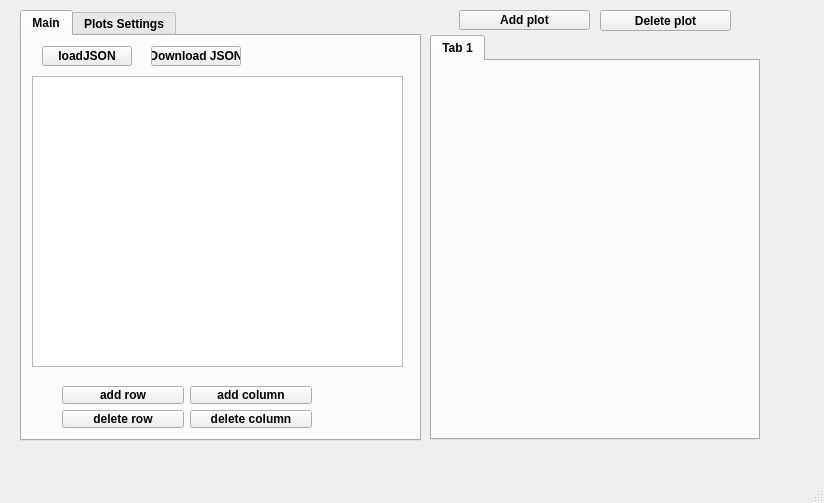
Old version of the form main/mainwindow.ui in the repository Kirikus/2024_Experiments.
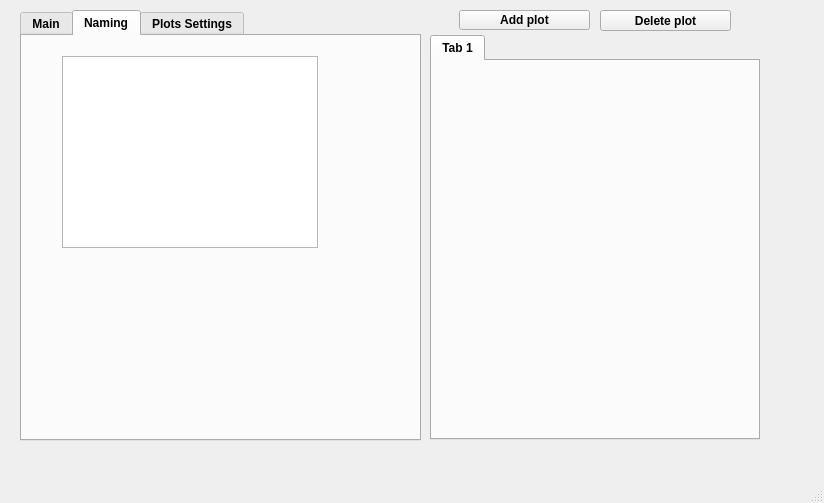
New version of the form. Custom widgets are drawn as their Qt base class.

Commit message: create NamingTab

```diff
--- a/main/mainwindow.ui
+++ b/main/mainwindow.ui
@@ -60,7 +60,7 @@
      </rect>
     </property>
     <property name="currentIndex">
-     <number>0</number>
+     <number>1</number>
     </property>
     <widget class="QWidget" name="MainTab">
      <attribute name="title">
@@ -107,7 +107,7 @@
         <x>40</x>
         <y>350</y>
         <width>250</width>
-        <height>42</height>
+        <height>56</height>
        </rect>
       </property>
       <layout class="QGridLayout" name="gridLayout">
@@ -155,6 +155,24 @@
       </property>
      </widget>
     </widget>
+    <widget class="QWidget" name="NamingTab">
+     <property name="enabled">
+      <bool>true</bool>
+     </property>
+     <attribute name="title">
+      <string>Naming</string>
+     </attribute>
+     <widget class="QTableView" name="tableView">
+      <property name="geometry">
+       <rect>
+        <x>40</x>
+        <y>20</y>
+        <width>256</width>
+        <height>192</height>
+       </rect>
+      </property>
+     </widget>
+    </widget>
     <widget class="QWidget" name="PlotSetsTab">
      <attribute name="title">
       <string>Plots Settings</string>
```
Left out of the diff: 2 changed lines with no effect on the pictures.
